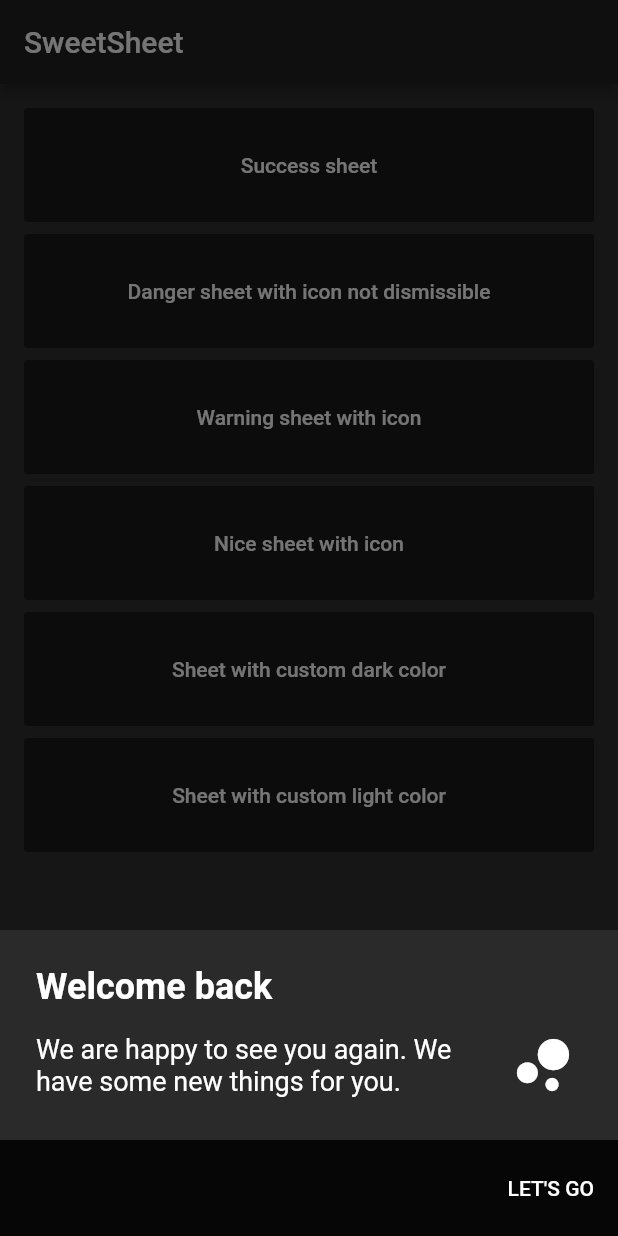
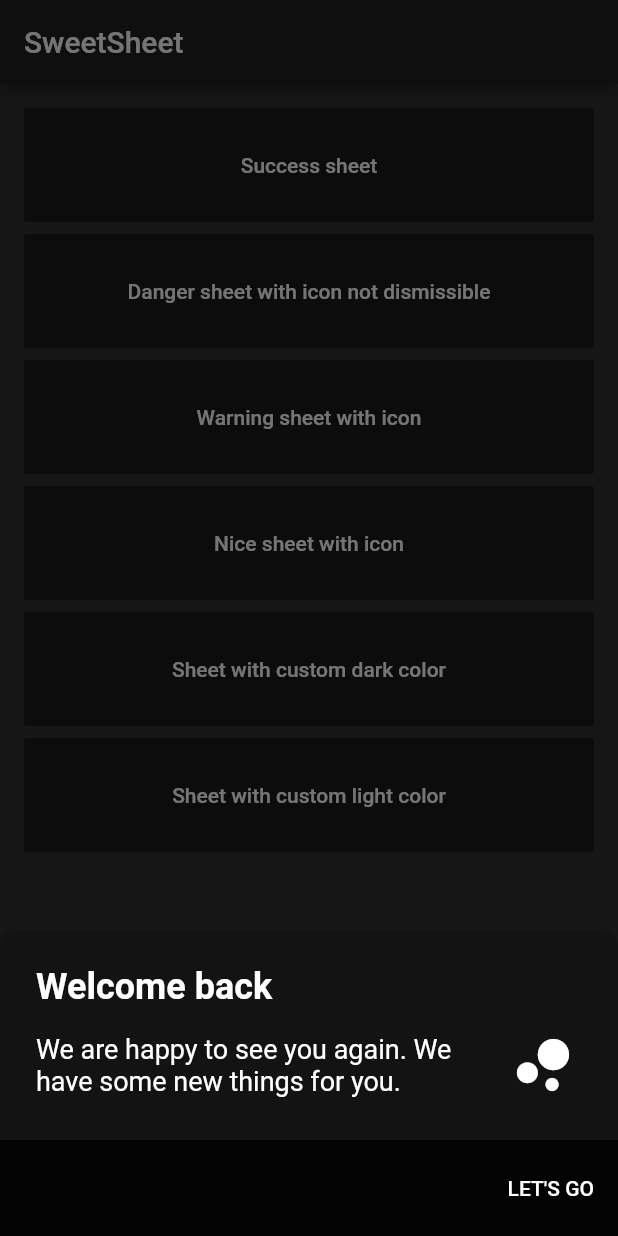
Before and after one commit to CorneilleEdi/sweetsheet, a Flutter app: the screen it shows after launch, after a tap on "Sheet with custom dark color", on a phone screen of 412 x 824 dp. Run offline on Flutter 3.47's test engine with Material 2 defaults, Android fonts, the phone set to English and light mode, and no system bars; Roboto replaces fonts that are missing (circular).

Commit message:
Customisation enhancements

```diff
--- a/example/lib/main.dart
+++ b/example/lib/main.dart
@@ -150,9 +150,9 @@ class _HomePageState extends State<HomePage> {
                   description: Text(
                       'We are happy to see you again. We have some new things for you.'),
                   color: CustomSheetColor(
-                    main: Colors.black12,
-                    accent: Colors.black87,
-                    icon: Colors.white,
+                    mainColor: Colors.black12,
+                    accentColor: Colors.black87,
+                    iconColor: Colors.white,
                   ),
                   icon: Icons.bubble_chart,
                   positive: SweetSheetAction(
@@ -175,9 +175,9 @@ class _HomePageState extends State<HomePage> {
                     style: TextStyle(color: Color(0xff2D3748)),
                   ),
                   color: CustomSheetColor(
-                    main: Colors.white,
-                    accent: Color(0xff5A67D8),
-                    icon: Color(0xff5A67D8),
+                    mainColor: Colors.white,
+                    accentColor: Color(0xff5A67D8),
+                    iconColor: Color(0xff5A67D8),
                   ),
                   icon: Icons.local_shipping,
                   positive: SweetSheetAction(
--- a/lib/src/sheets.dart
+++ b/lib/src/sheets.dart
@@ -2,34 +2,34 @@ import 'package:flutter/cupertino.dart';
 import 'package:flutter/material.dart';
 
 class CustomSheetColor {
-  Color main;
-  Color accent;
-  Color icon;
+  Color mainColor;
+  Color accentColor;
+  Color iconColor;
 
   CustomSheetColor(
-      {required this.main, required this.accent, required this.icon});
+      {required this.mainColor, required this.accentColor, required this.iconColor});
 }
 
 class SweetSheetColor {
   static CustomSheetColor DANGER = CustomSheetColor(
-    main: Color(0xffEF5350),
-    accent: Color(0xffD32F2F),
-    icon: Colors.white,
+    mainColor: Color(0xffEF5350),
+    accentColor: Color(0xffD32F2F),
+    iconColor: Colors.white,
   );
   static CustomSheetColor SUCCESS = CustomSheetColor(
-    main: Color(0xff009688),
-    accent: Color(0xff00695C),
-    icon: Colors.white,
+    mainColor: Color(0xff009688),
+    accentColor: Color(0xff00695C),
+    iconColor: Colors.white,
   );
   static CustomSheetColor WARNING = CustomSheetColor(
-    main: Color(0xffFF8C00),
-    accent: Color(0xffF55932),
-    icon: Colors.white,
+    mainColor: Color(0xffFF8C00),
+    accentColor: Color(0xffF55932),
+    iconColor: Colors.white,
   );
   static CustomSheetColor NICE = CustomSheetColor(
-    main: Color(0xff2979FF),
-    accent: Color(0xff0D47A1),
-    icon: Colors.white,
+    mainColor: Color(0xff2979FF),
+    accentColor: Color(0xff0D47A1),
+    iconColor: Colors.white,
   );
 }
 
@@ -44,22 +44,39 @@ class SweetSheet {
     EdgeInsets? actionPadding = const EdgeInsets.all(8.0),
     SweetSheetAction? negative,
     IconData? icon,
+    double iconSize = 52,
+    double titleFontSize = 24,
+
+    double descriptionFontSize = 18,
+    String fontFamily = 'circular',
     bool useRootNavigator = false,
     bool isDismissible = true,
+    double radiusTopLeft = 10,
+    double radiusTopRight = 10,
+    double radiusBottomLeft = 0,
+    double radiusBottomRight = 0,
   }) {
     showModalBottomSheet(
       isDismissible: isDismissible,
       enableDrag: isDismissible,
       context: context,
       isScrollControlled: true,
+      backgroundColor: Colors.transparent,
       useRootNavigator: useRootNavigator,
       builder: (BuildContext context) {
-        return Column(
+        return ClipRRect(
+          borderRadius: BorderRadius.only(
+              topLeft: Radius.circular(radiusTopLeft),
+              topRight: Radius.circular(radiusTopRight),
+              bottomLeft: Radius.circular(radiusBottomLeft),
+              bottomRight: Radius.circular(radiusBottomRight),
+          ),
+          child: Column(
             mainAxisSize: MainAxisSize.min,
             children: <Widget>[
               Container(
                 width: double.infinity,
-              color: color.main,
+                color: color.mainColor,
                 padding: contentPadding,
                 child: Column(
                   crossAxisAlignment: CrossAxisAlignment.start,
@@ -68,31 +85,33 @@ class SweetSheet {
                         ? Container()
                         : DefaultTextStyle(
                         style: TextStyle(
-                            fontSize: 24,
+                          fontSize: titleFontSize,
                           color: Colors.white,
                           fontWeight: FontWeight.bold,
+                          fontFamily: fontFamily,
                         ),
                         textAlign: TextAlign.start,
                         child: title),
-                  _buildContent(color, description, icon)
+                    _buildContent(color, description, icon,fontFamily,descriptionFontSize,iconSize)
                   ],
                 ),
               ),
               Container(
                 padding: actionPadding,
-              color: color.accent,
+                color: color.accentColor,
                 child: Row(
                   mainAxisAlignment: MainAxisAlignment.end,
                   children: _buildActions(positive, negative),
                 ),
               )
             ],
+          ),
         );
       },
     );
   }
 
-  _buildContent(CustomSheetColor color, Text description, IconData? icon) {
+  _buildContent(CustomSheetColor color, Text description, IconData? icon,String fontFamily, double descriptionFontSize,double iconSize) {
     return Padding(
       padding: const EdgeInsets.only(top: 12.0),
       child: SingleChildScrollView(
@@ -104,9 +123,9 @@ class SweetSheet {
             Expanded(
               child: DefaultTextStyle(
                   style: TextStyle(
-                            fontSize: 18,
+                      fontSize: descriptionFontSize,
                       color: Colors.white,
-                            fontFamily: 'circular'),
+                      fontFamily: fontFamily),
                   child: description),
             ),
             SizedBox(
@@ -114,14 +133,15 @@ class SweetSheet {
             ),
             Icon(
               icon,
-                    size: 52,
-                    color: color.icon,
+              size: iconSize,
+              color: color.iconColor,
             )
           ],
         )
             : DefaultTextStyle(
           style: TextStyle(
-                  fontSize: 18,
+            fontSize: descriptionFontSize,
+            fontFamily: fontFamily,
             color: Colors.white,
           ),
           child: description,
@@ -152,10 +172,12 @@ class SweetSheetAction extends StatelessWidget {
   final VoidCallback onPressed;
   final IconData? icon;
   final Color color;
+  VoidCallback? onLongPress;
 
   SweetSheetAction({
     required this.title,
     required this.onPressed,
+    this.onLongPress,
     this.icon,
     this.color = Colors.white,
   });
@@ -165,6 +187,7 @@ class SweetSheetAction extends StatelessWidget {
     return icon == null
         ? TextButton(
       onPressed: onPressed,
+      onLongPress: onLongPress,
       child: Text(
         title,
         style: TextStyle(
@@ -174,6 +197,7 @@ class SweetSheetAction extends StatelessWidget {
     )
         : TextButton.icon(
       onPressed: onPressed,
+      onLongPress: onLongPress,
       label: Text(
         title,
         style: TextStyle(
```
Lines whose indentation alone changed are shown as unchanged.
